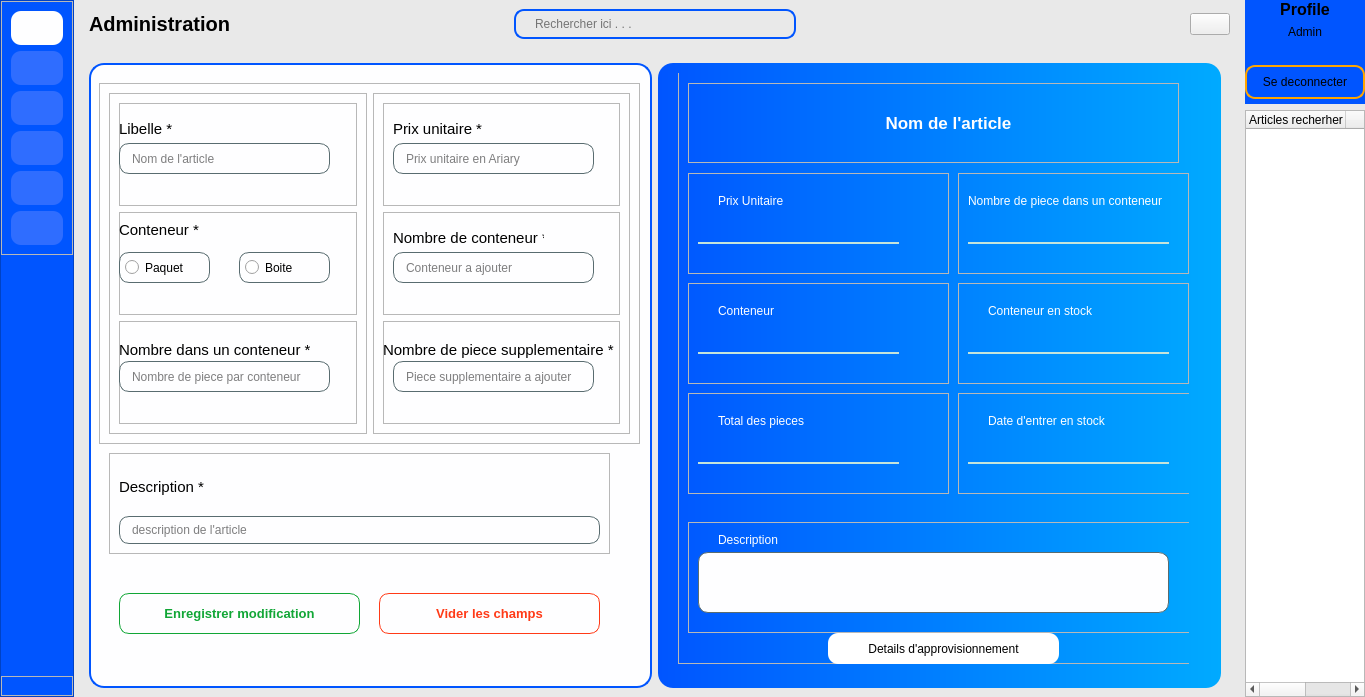
ninohantonio/Store-Management, file views/auth/main_admin_window.ui: the form before one commit.
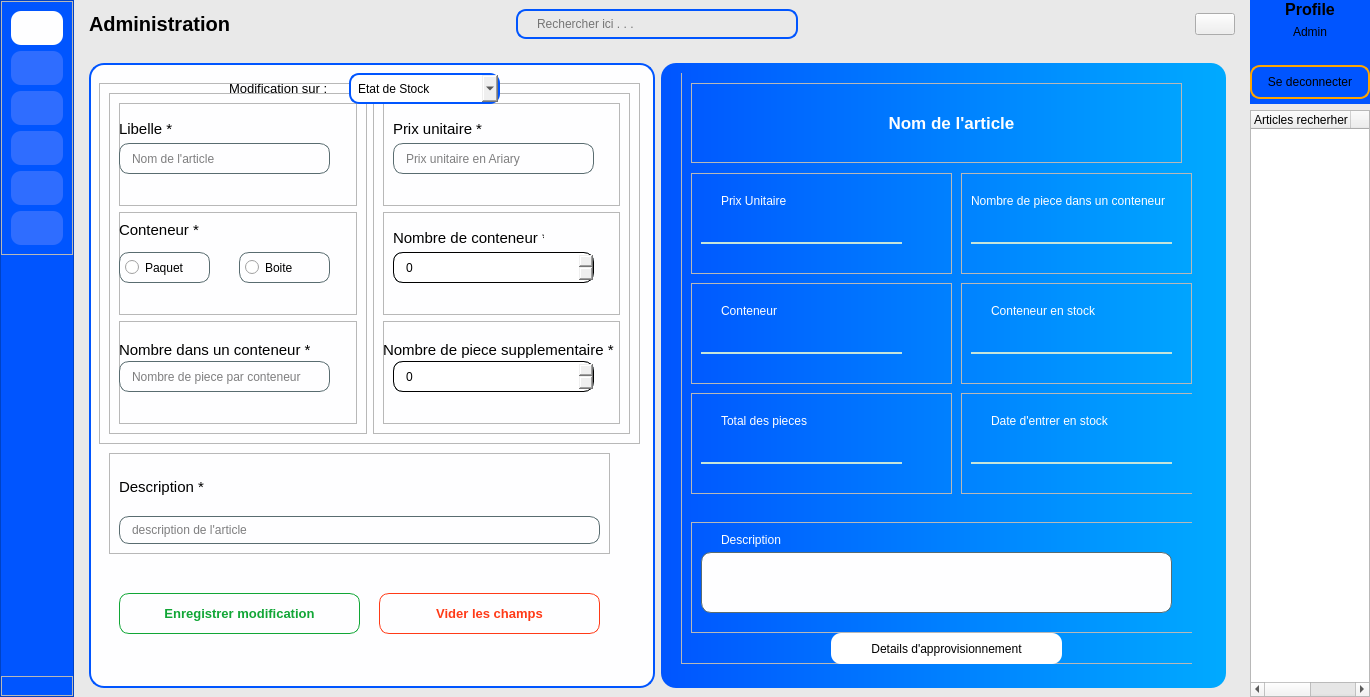
The form after the commit. Icons and pictures are not drawn. Custom widgets are drawn as their Qt base class.

The edit to the form file:
```diff
--- a/views/auth/main_admin_window.ui
+++ b/views/auth/main_admin_window.ui
@@ -6,7 +6,7 @@
    <rect>
     <x>0</x>
     <y>0</y>
-    <width>1365</width>
+    <width>1370</width>
     <height>697</height>
    </rect>
   </property>
@@ -849,6 +849,37 @@
                                <string>Conteneur a ajouter</string>
                               </property>
                              </widget>
+                             <widget class="QFrame" name="modification_F1">
+                              <property name="geometry">
+                               <rect>
+                                <x>0</x>
+                                <y>0</y>
+                                <width>237</width>
+                                <height>103</height>
+                               </rect>
+                              </property>
+                              <property name="frameShape">
+                               <enum>QFrame::Shape::StyledPanel</enum>
+                              </property>
+                              <property name="frameShadow">
+                               <enum>QFrame::Shadow::Raised</enum>
+                              </property>
+                              <widget class="QSpinBox" name="conteneur_modification">
+                               <property name="geometry">
+                                <rect>
+                                 <x>10</x>
+                                 <y>40</y>
+                                 <width>201</width>
+                                 <height>31</height>
+                                </rect>
+                               </property>
+                               <property name="styleSheet">
+                                <string notr="true">padding-left: 10px;
+border-radius: 10px;
+border: 1px solid black;</string>
+                               </property>
+                              </widget>
+                             </widget>
                             </widget>
                            </item>
                            <item>
@@ -890,6 +921,37 @@
                                <string>Piece supplementaire a ajouter</string>
                               </property>
                              </widget>
+                             <widget class="QFrame" name="modification_F2">
+                              <property name="geometry">
+                               <rect>
+                                <x>0</x>
+                                <y>0</y>
+                                <width>237</width>
+                                <height>103</height>
+                               </rect>
+                              </property>
+                              <property name="frameShape">
+                               <enum>QFrame::Shape::StyledPanel</enum>
+                              </property>
+                              <property name="frameShadow">
+                               <enum>QFrame::Shadow::Raised</enum>
+                              </property>
+                              <widget class="QSpinBox" name="piece_modification">
+                               <property name="geometry">
+                                <rect>
+                                 <x>10</x>
+                                 <y>40</y>
+                                 <width>201</width>
+                                 <height>31</height>
+                                </rect>
+                               </property>
+                               <property name="styleSheet">
+                                <string notr="true">padding-left: 10px;
+border-radius: 10px;
+border: 1px solid black;</string>
+                               </property>
+                              </widget>
+                             </widget>
                             </widget>
                            </item>
                           </layout>
@@ -977,6 +1039,49 @@
                         <string>Vider les champs</string>
                        </property>
                       </widget>
+                      <widget class="QComboBox" name="type_modification">
+                       <property name="geometry">
+                        <rect>
+                         <x>260</x>
+                         <y>10</y>
+                         <width>151</width>
+                         <height>31</height>
+                        </rect>
+                       </property>
+                       <property name="styleSheet">
+                        <string notr="true">padding-left: 7px;
+border: 2px solid rgb(0, 85, 255);
+border-radius: 10px;</string>
+                       </property>
+                       <item>
+                        <property name="text">
+                         <string>Etat de Stock</string>
+                        </property>
+                       </item>
+                       <item>
+                        <property name="text">
+                         <string>Descriptifs</string>
+                        </property>
+                       </item>
+                      </widget>
+                      <widget class="QLabel" name="label_24">
+                       <property name="geometry">
+                        <rect>
+                         <x>140</x>
+                         <y>10</y>
+                         <width>111</width>
+                         <height>31</height>
+                        </rect>
+                       </property>
+                       <property name="font">
+                        <font>
+                         <pointsize>10</pointsize>
+                        </font>
+                       </property>
+                       <property name="text">
+                        <string>Modification sur :</string>
+                       </property>
+                      </widget>
                      </widget>
                     </item>
                     <item>
```
